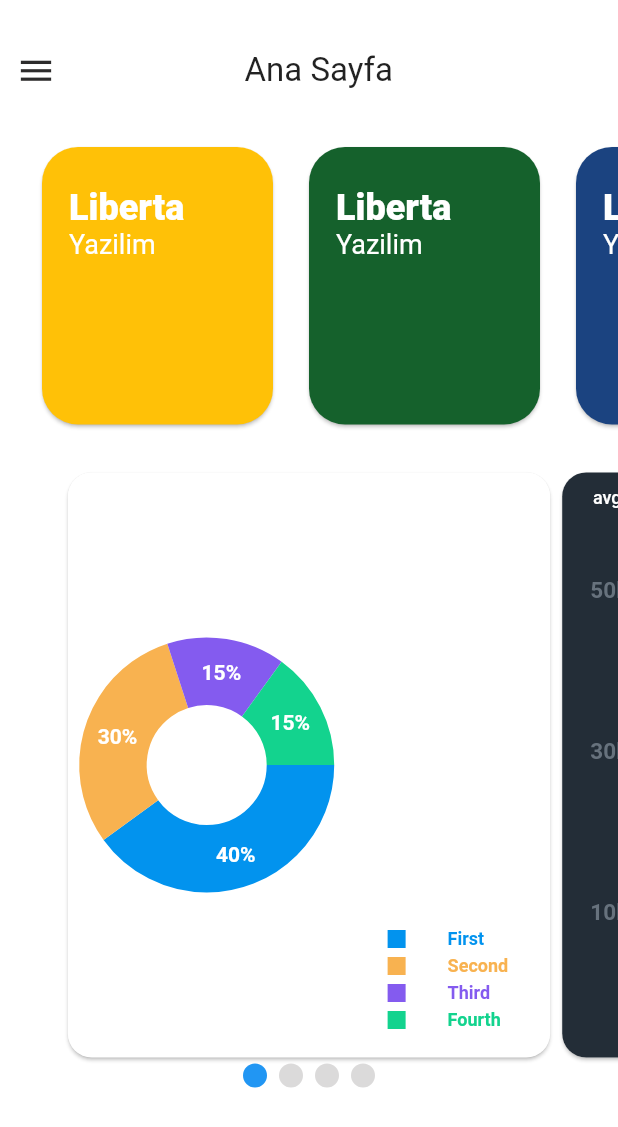
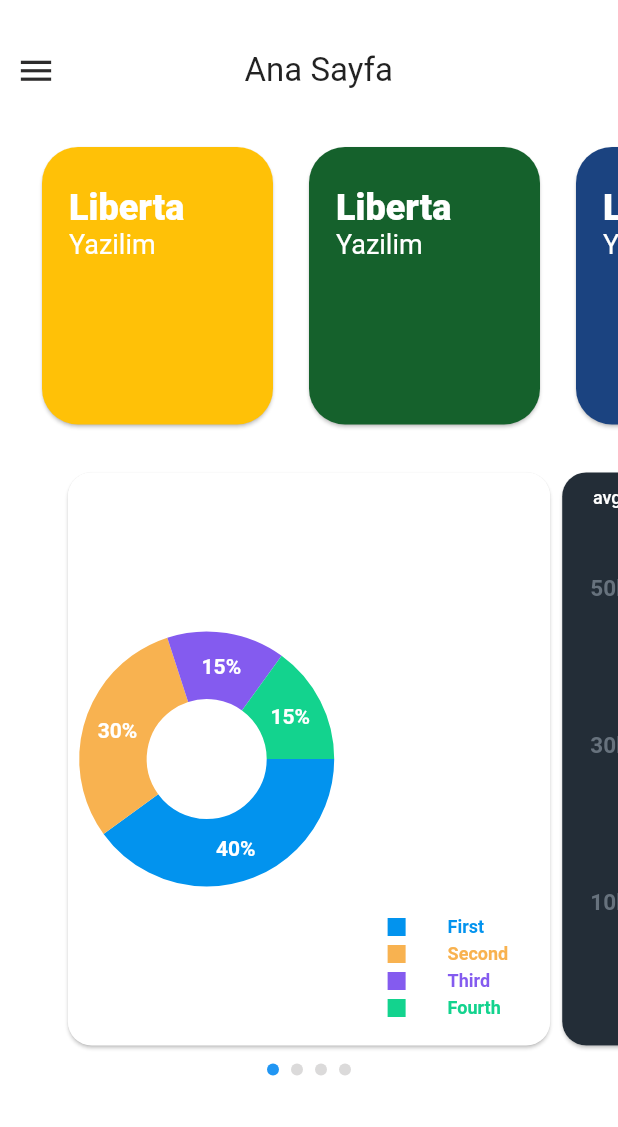
Before and after one commit to ahmetozkanio/reservation-system-flutter, a Flutter app: the screen it shows after launch, on a phone screen of 412 x 824 dp. Shown: the top 1127 px of the screen. Run offline on Flutter 3.47's test engine with Material 2 defaults, Android fonts, the phone set to English and light mode, and no system bars; drawn by our look-alikes of fl_chart, flutter_slider_drawer, smooth_page_indicator; our stand-ins replace anim_search_bar, dropdown_search, email_validator, expansion_tile_card, flutter_slidable, get and 5 more.

Commit message:
chart pagination update.

```diff
--- a/lib/home/home_view.dart
+++ b/lib/home/home_view.dart
@@ -195,11 +195,14 @@ class HomeView extends StatelessWidget {
             ),
           ),
           Container(
+            padding: EdgeInsets.all(8.0),
             child: SmoothPageIndicator(
               controller: pageController,
               count: ChartList.chartList.length,
               textDirection: TextDirection.ltr,
               effect: WormEffect(
+                  dotHeight: 8,
+                  dotWidth: 8,
                   dotColor: Color.fromARGB(255, 219, 218, 218),
                   activeDotColor: Theme.of(context).primaryColor),
             ),
```
